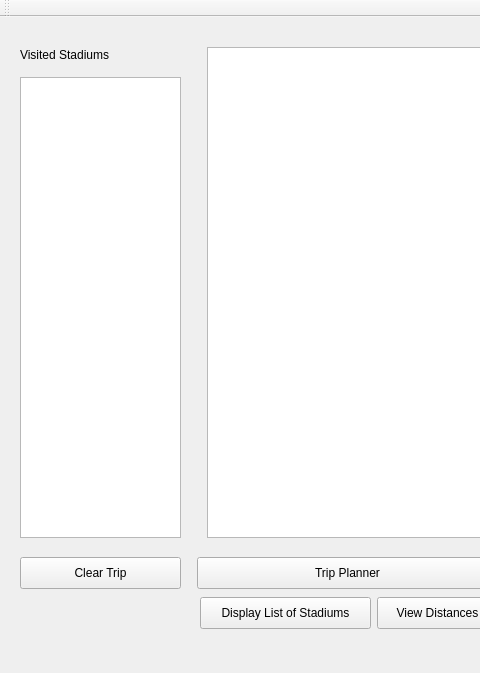
Old version of the form app/baseball_gui/mainwindow.ui in the repository housengw/CS8-I-Love-Baseball; both pictures show x 0 to 480 and y 0 to 673 of the 1001 by 673 pixel window.
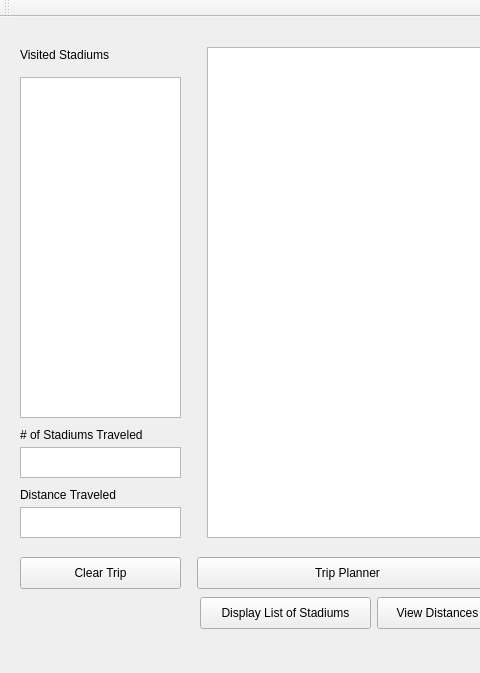
New version of the form. Custom widgets are drawn as their Qt base class.

Commit message: added show distance and number of stadiums traveled

```diff
--- a/app/baseball_gui/mainwindow.ui
+++ b/app/baseball_gui/mainwindow.ui
@@ -158,7 +158,7 @@
       <x>20</x>
       <y>60</y>
       <width>161</width>
-      <height>461</height>
+      <height>341</height>
      </rect>
     </property>
    </widget>
@@ -175,6 +175,52 @@
      <string>Visited Stadiums</string>
     </property>
    </widget>
+   <widget class="QTextBrowser" name="total_stadiums_text">
+    <property name="geometry">
+     <rect>
+      <x>20</x>
+      <y>430</y>
+      <width>161</width>
+      <height>31</height>
+     </rect>
+    </property>
+   </widget>
+   <widget class="QTextBrowser" name="total_distance_text">
+    <property name="geometry">
+     <rect>
+      <x>20</x>
+      <y>490</y>
+      <width>161</width>
+      <height>31</height>
+     </rect>
+    </property>
+   </widget>
+   <widget class="QLabel" name="label_2">
+    <property name="geometry">
+     <rect>
+      <x>20</x>
+      <y>410</y>
+      <width>151</width>
+      <height>16</height>
+     </rect>
+    </property>
+    <property name="text">
+     <string># of Stadiums Traveled</string>
+    </property>
+   </widget>
+   <widget class="QLabel" name="label_3">
+    <property name="geometry">
+     <rect>
+      <x>20</x>
+      <y>470</y>
+      <width>151</width>
+      <height>16</height>
+     </rect>
+    </property>
+    <property name="text">
+     <string>Distance Traveled</string>
+    </property>
+   </widget>
   </widget>
   <widget class="QMenuBar" name="menuBar">
    <property name="geometry">
```
The commit also changes 5 other files.
